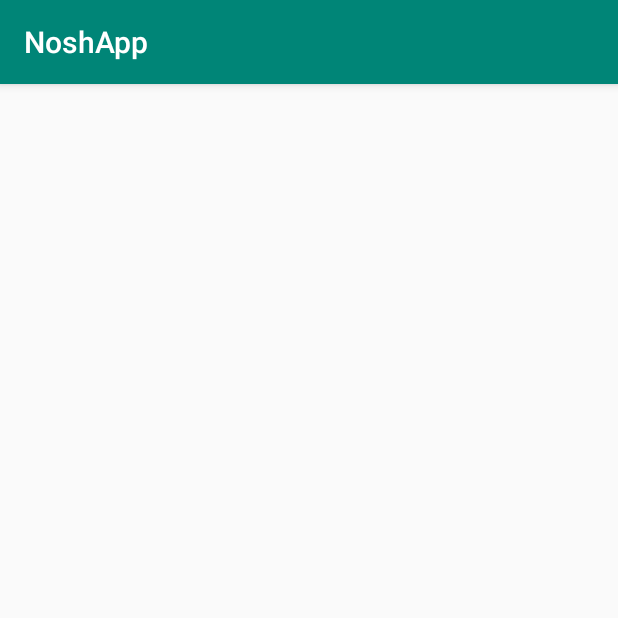
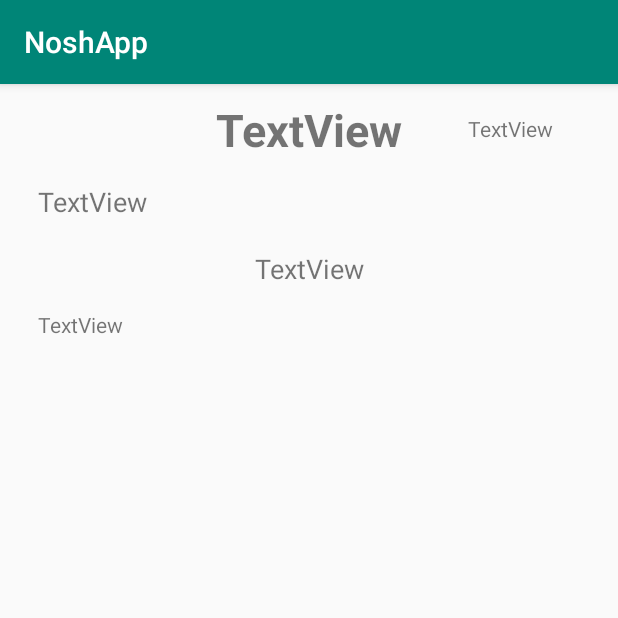
Before and after one commit to kszpieg/nosh-app, an Android app: the ShowMealActivity screen opened directly, with no data from a screen before it, on a phone screen of 412 x 824 dp, the top half of it. Run offline under Robolectric (Android 15) with nearby library versions, the phone set to English and light mode, and no system bars; Roboto replaces fonts that are not available here.

Commit message:
Start work on ShowMealActivity, add getIngredientsForMeal method in DatabaseAccess, add activity_show_meal layout - few TextViews

```diff
--- a/app/src/main/java/com/example/noshapp/DatabaseAccess.java
+++ b/app/src/main/java/com/example/noshapp/DatabaseAccess.java
@@ -11,6 +11,7 @@ public class DatabaseAccess {
     private SQLiteDatabase db;
     private static DatabaseAccess instance;
     private final String MEAL_TABLE = "MEALS";
+    private final String INGREDIENTS_TABLE = "INGREDIENTS";
 
     private DatabaseAccess(Context context){
         this.openHelper = new DatabaseOpenHelper(context);
@@ -40,4 +41,11 @@ public class DatabaseAccess {
 
         return cursor;
     }
+
+    public Cursor getIngredientsForMeal(int mealID){
+        open();
+        String query = "Select * from " + INGREDIENTS_TABLE + " where Meal_ID = " + mealID;
+        Cursor cursor = db.rawQuery(query,null);
+        return cursor;
+    }
 }
--- a/app/src/main/java/com/example/noshapp/MealListActivity.java
+++ b/app/src/main/java/com/example/noshapp/MealListActivity.java
@@ -7,6 +7,7 @@ import android.database.Cursor;
 import android.icu.text.UnicodeSetSpanner;
 import android.os.Bundle;
 import android.view.View;
+import android.widget.AdapterView;
 import android.widget.ArrayAdapter;
 import android.widget.Button;
 import android.widget.ListView;
@@ -21,8 +22,6 @@ public class MealListActivity extends AppCompatActivity {
 
     ArrayList<String> listItem;
     ArrayAdapter adapter;
-//    String[] listItem = new String[3];
-
 
     @Override
     protected void onCreate(Bundle savedInstanceState) {
@@ -32,13 +31,23 @@ public class MealListActivity extends AppCompatActivity {
         lvMealList = findViewById(R.id.lvMealList);
         btnAddMeal = findViewById(R.id.btnAddMeal);
 
-//        listItem[0] = "Spaghetti bolognese";
-//        listItem[1] = "Hamburger";
-//        listItem[2] = "Pączki";
-
         listItem = new ArrayList<>();
 
         viewData();
+
+        lvMealList.setOnItemClickListener(new AdapterView.OnItemClickListener() {
+            @Override
+            public void onItemClick(AdapterView<?> parent, View view, int position, long id) {
+                String mealName = lvMealList.getItemAtPosition(position).toString();
+
+                Intent intent = new Intent(getApplicationContext(),ShowMealActivity.class);
+                Bundle bundle = new Bundle();
+                bundle.putString("mealName", mealName);
+                intent.putExtras(bundle);
+                startActivity(intent, bundle);
+
+            }
+        });
 
         btnAddMeal.setOnClickListener(new View.OnClickListener() {
             @Override
--- a/app/src/main/java/com/example/noshapp/ShowMealActivity.java
+++ b/app/src/main/java/com/example/noshapp/ShowMealActivity.java
@@ -3,12 +3,35 @@ package com.example.noshapp;
 import androidx.appcompat.app.AppCompatActivity;
 
 import android.os.Bundle;
+import android.widget.TextView;
 
 public class ShowMealActivity extends AppCompatActivity {
+
+    TextView tvMealName;
+    TextView tvMealIngredients;
+    TextView tvMealPortions;
+    TextView tvMealDescription;
+    TextView tvMealDescriptionTitle;
 
     @Override
     protected void onCreate(Bundle savedInstanceState) {
         super.onCreate(savedInstanceState);
         setContentView(R.layout.activity_show_meal);
+
+        tvMealName = findViewById(R.id.tvMealName);
+        tvMealIngredients = findViewById(R.id.tvMealIngredients);
+        tvMealPortions = findViewById(R.id.tvMealPortions);
+        tvMealDescription = findViewById(R.id.tvMealDescription);
+        tvMealDescriptionTitle = findViewById(R.id.tvMealDescriptionTitle);
+
+
+    }
+
+    private void displayDefaultTexts() {
+        tvMealName.setText("");
+        tvMealIngredients.setText("");
+        tvMealPortions.setText("");
+        tvMealDescription.setText("");
+        tvMealDescriptionTitle.setText("Wybierz danie");
     }
 }
--- a/app/src/main/res/layout/activity_show_meal.xml
+++ b/app/src/main/res/layout/activity_show_meal.xml
@@ -6,4 +6,58 @@
     android:layout_height="match_parent"
     tools:context=".ShowMealActivity">
 
+    <TextView
+        android:id="@+id/tvMealName"
+        android:layout_width="wrap_content"
+        android:layout_height="wrap_content"
+        android:layout_marginTop="10dp"
+        android:text="TextView"
+        android:textSize="30sp"
+        android:textStyle="bold"
+        app:layout_constraintEnd_toEndOf="parent"
+        app:layout_constraintStart_toStartOf="parent"
+        app:layout_constraintTop_toTopOf="parent" />
+
+    <TextView
+        android:id="@+id/tvMealIngredients"
+        android:layout_width="wrap_content"
+        android:layout_height="wrap_content"
+        android:layout_marginStart="25dp"
+        android:layout_marginTop="15dp"
+        android:text="TextView"
+        android:textSize="18sp"
+        app:layout_constraintStart_toStartOf="parent"
+        app:layout_constraintTop_toBottomOf="@+id/tvMealName" />
+
+    <TextView
+        android:id="@+id/tvMealDescriptionTitle"
+        android:layout_width="wrap_content"
+        android:layout_height="wrap_content"
+        android:layout_marginTop="20dp"
+        android:text="TextView"
+        android:textSize="18sp"
+        app:layout_constraintEnd_toEndOf="parent"
+        app:layout_constraintStart_toStartOf="parent"
+        app:layout_constraintTop_toBottomOf="@+id/tvMealIngredients" />
+
+    <TextView
+        android:id="@+id/tvMealDescription"
+        android:layout_width="wrap_content"
+        android:layout_height="wrap_content"
+        android:layout_marginStart="25dp"
+        android:layout_marginTop="15dp"
+        android:text="TextView"
+        app:layout_constraintStart_toStartOf="parent"
+        app:layout_constraintTop_toBottomOf="@+id/tvMealDescriptionTitle" />
+
+    <TextView
+        android:id="@+id/tvMealPortions"
+        android:layout_width="wrap_content"
+        android:layout_height="wrap_content"
+        android:layout_marginTop="20dp"
+        android:text="TextView"
+        app:layout_constraintEnd_toEndOf="parent"
+        app:layout_constraintStart_toEndOf="@+id/tvMealName"
+        app:layout_constraintTop_toTopOf="parent" />
+
 </androidx.constraintlayout.widget.ConstraintLayout>
```
